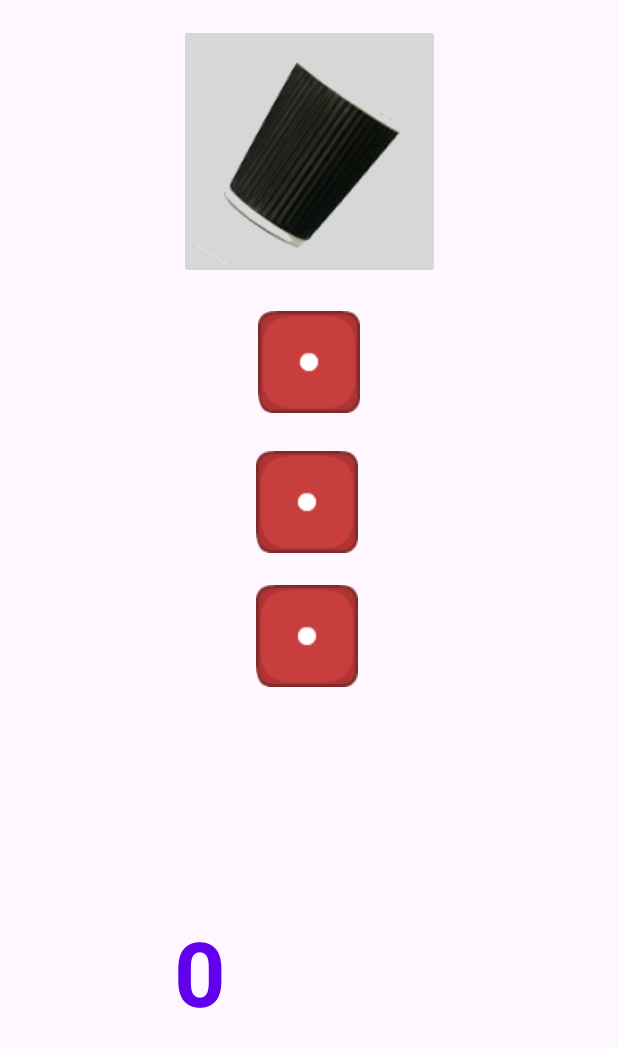
After one commit to acascoc098/Aplicacion_t2, an Android app: the layout dados.xml on its own in the app's theme, with its tools: preview values and no code run, on a phone screen of 412 x 824 dp. The commit adds this screen. Shown: the top 1047 px of the screen. Run offline under Robolectric (Android 15) with nearby library versions, the phone set to English and light mode, and no system bars.

Commit message:
Parte de los dados.

```diff
--- a/app/build.gradle.kts
+++ b/app/build.gradle.kts
@@ -44,6 +44,7 @@ dependencies {
     implementation("androidx.appcompat:appcompat:1.6.1")
     implementation("com.google.android.material:material:1.10.0")
     implementation("androidx.constraintlayout:constraintlayout:2.1.4")
+    implementation("androidx.databinding:compiler:3.2.0-alpha11")
     testImplementation("junit:junit:4.13.2")
     androidTestImplementation("androidx.test.ext:junit:1.1.5")
     androidTestImplementation("androidx.test.espresso:espresso-core:3.5.1")
--- a/app/src/main/java/com/example/aplicacion_t2/Login.kt
+++ b/app/src/main/java/com/example/aplicacion_t2/Login.kt
@@ -9,6 +9,7 @@ import android.widget.ArrayAdapter
 import android.widget.Button
 import android.widget.CheckBox
 import android.widget.EditText
+import android.widget.ProgressBar
 import android.widget.RadioButton
 import android.widget.RadioGroup
 import android.widget.Spinner
@@ -56,10 +57,8 @@ class Login : AppCompatActivity() {
 
         chk1.setOnCheckedChangeListener { _, isChecked ->
             if (isChecked) {
-                // Acción cuando se selecciona chk1
                 showToast("CheckBox 1 seleccionado")
             } else {
-                // Acción cuando se deselecciona chk1
                 showToast("CheckBox 1 deseleccionado")
             }
         }
@@ -95,7 +94,7 @@ class Login : AppCompatActivity() {
     }
 
     private fun setupSpinner() {
-        val names = listOf("1º A", "1º B", "2º A", "2º B") // Lista de nombres
+        val names = listOf("1º A", "1º B", "2º A", "2º B")
         val adapter = ArrayAdapter(this, android.R.layout.simple_spinner_item, names)
         adapter.setDropDownViewResource(android.R.layout.simple_spinner_dropdown_item)
         spinner.adapter = adapter
--- /dev/null
+++ b/app/src/main/res/layout/dados.xml
@@ -0,0 +1,64 @@
+<?xml version="1.0" encoding="utf-8"?>
+<androidx.constraintlayout.widget.ConstraintLayout xmlns:android="http://schemas.android.com/apk/res/android"
+    xmlns:app="http://schemas.android.com/apk/res-auto"
+    xmlns:tools="http://schemas.android.com/tools"
+    android:layout_width="match_parent"
+    android:layout_height="match_parent"
+    tools:context=".MainActivity">
+
+    <ImageButton
+        android:id="@+id/imageButton"
+        android:layout_width="wrap_content"
+        android:layout_height="wrap_content"
+        android:layout_marginTop="16dp"
+        app:layout_constraintEnd_toEndOf="parent"
+        app:layout_constraintStart_toStartOf="parent"
+        app:layout_constraintTop_toTopOf="parent"
+        app:srcCompat="@drawable/vaso" />
+
+    <ImageView
+        android:id="@+id/imagview_dado1"
+        android:layout_width="wrap_content"
+        android:layout_height="wrap_content"
+        android:layout_marginTop="21dp"
+        app:layout_constraintEnd_toEndOf="parent"
+        app:layout_constraintStart_toStartOf="parent"
+        app:layout_constraintTop_toBottomOf="@+id/imageButton"
+        app:srcCompat="@drawable/dado1" />
+
+    <ImageView
+        android:id="@+id/imagview_dado2"
+        android:layout_width="wrap_content"
+        android:layout_height="wrap_content"
+        android:layout_marginTop="25dp"
+        android:layout_marginEnd="1dp"
+        android:layout_marginRight="1dp"
+        app:layout_constraintEnd_toEndOf="@+id/imagview_dado1"
+        app:layout_constraintTop_toBottomOf="@+id/imagview_dado1"
+        app:srcCompat="@drawable/dado1" />
+
+    <ImageView
+        android:id="@+id/imagview_dado3"
+        android:layout_width="wrap_content"
+        android:layout_height="wrap_content"
+        android:layout_marginTop="21dp"
+        app:layout_constraintStart_toStartOf="@+id/imagview_dado2"
+        app:layout_constraintTop_toBottomOf="@+id/imagview_dado2"
+        app:srcCompat="@drawable/dado1" />
+
+    <TextView
+        android:id="@+id/resultado"
+        android:layout_width="177dp"
+        android:layout_height="73dp"
+        android:text="0"
+        android:textColor="@color/purple_500"
+        android:textSize="60sp"
+        android:textStyle="bold"
+        app:layout_constraintBottom_toBottomOf="parent"
+        app:layout_constraintEnd_toEndOf="parent"
+        app:layout_constraintHorizontal_bias="0.493"
+        app:layout_constraintStart_toStartOf="parent"
+        app:layout_constraintTop_toBottomOf="@+id/imagview_dado3"
+        app:layout_constraintVertical_bias="0.511" />
+
+</androidx.constraintlayout.widget.ConstraintLayout>
--- a/app/src/main/res/values/colors.xml
+++ b/app/src/main/res/values/colors.xml
@@ -8,4 +8,9 @@
     <color name="grisecillo">#959595</color>
     <color name="verdecillo">#96BA6C</color>
     <color name="llamada">#19A598</color>
+    <color name="purple_200">#FFBB86FC</color>
+    <color name="purple_500">#FF6200EE</color>
+    <color name="purple_700">#FF3700B3</color>
+    <color name="teal_200">#FF03DAC5</color>
+    <color name="teal_700">#FF018786</color>
 </resources>
```
Also changed, not shown: app/src/main/java/com/example/aplicacion_t2/Dados.kt (added, +112 -0 lines), app/src/main/java/com/example/aplicacion_t2/MainActivity.kt (+28 -0 lines), app/src/main/res/layout/activity_main.xml (+10 -0 lines), app/src/main/res/drawable/dado1.png (added), app/src/main/res/drawable/dado2.png (added), app/src/main/res/drawable/dado3.png (added), app/src/main/res/drawable/dado4.png (added), app/src/main/res/drawable/dado5.png (added), app/src/main/res/drawable/dado6.png (added), app/src/main/res/drawable/vaso.png (added).
